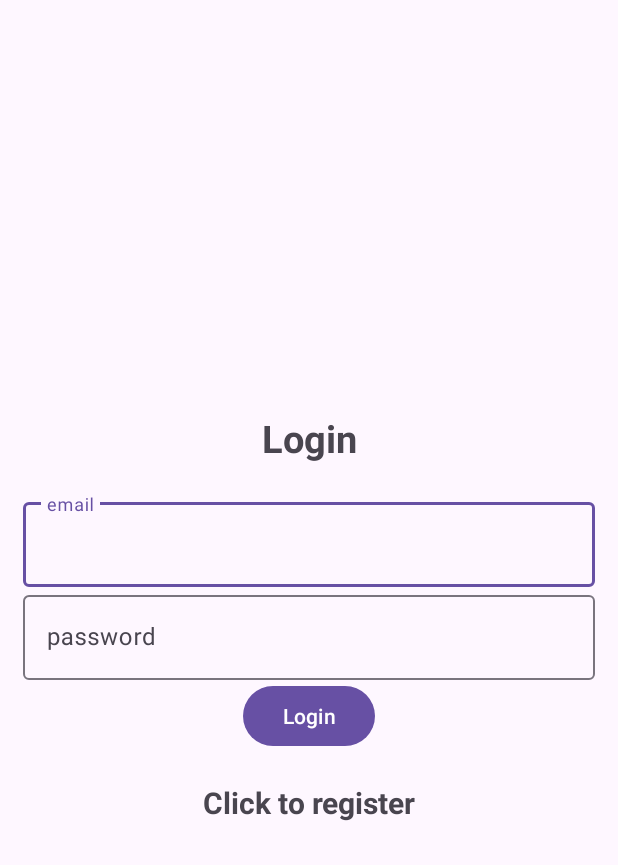
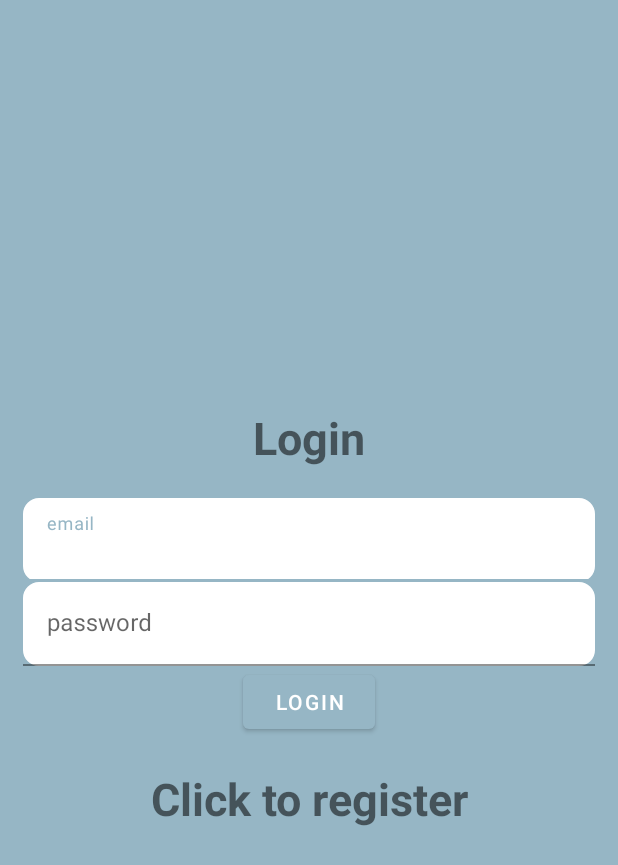
Before and after one commit to sp0603/Book-It, an Android app: the screen it shows after launch (LoginActivity), on a phone screen of 412 x 824 dp. Shown: the top 865 px of the screen. Run offline under Robolectric (Android 15) with nearby library versions, the phone set to English and light mode, and no system bars; our stand-ins replace Firebase (no records; nobody signed in at launch, a user with empty details on screens opened directly).

Commit message:
previous commit didn't change anything, must have done something wrong

```diff
--- a/app/src/main/res/drawable/edit_text_rounded_corner.xml
+++ b/app/src/main/res/drawable/edit_text_rounded_corner.xml
@@ -1,4 +1,7 @@
 <?xml version="1.0" encoding="utf-8"?>
-<shape xmlns:android="http://schemas.android.com/apk/res/android">
+<shape android:shape="rectangle" xmlns:android="http://schemas.android.com/apk/res/android">
 
+    <stroke android:width="1dp" android:color="@color/white"/>
+    <corners android:radius="10dp"/>
+    <solid android:color="@color/white"/>
 </shape>
--- a/app/src/main/res/layout/activity_login.xml
+++ b/app/src/main/res/layout/activity_login.xml
@@ -7,11 +7,13 @@
     android:gravity="center"
     android:layout_height="match_parent"
     android:padding="15dp"
+    android:theme="@style/Theme.Scheduling"
+    android:background="@color/my_primary"
     tools:context=".LoginActivity">
 
     <TextView
         android:text="@string/login"
-        android:textSize="25sp"
+        android:textSize="30sp"
         android:textStyle="bold"
         android:gravity="center"
         android:layout_marginBottom="20dp"
@@ -26,7 +28,8 @@
             android:id="@+id/email"
             android:hint="@string/email"
             android:layout_width="match_parent"
-            android:layout_height="wrap_content" />
+            android:layout_height="wrap_content"
+            android:background="@drawable/edit_text_rounded_corner"/>
     </com.google.android.material.textfield.TextInputLayout>
 
     <com.google.android.material.textfield.TextInputLayout
@@ -37,7 +40,8 @@
             android:id="@+id/password"
             android:hint= "@string/password"
             android:layout_width="match_parent"
-            android:layout_height="wrap_content" />
+            android:layout_height="wrap_content"
+            android:background="@drawable/edit_text_rounded_corner"/>
     </com.google.android.material.textfield.TextInputLayout>
 
     <ProgressBar
@@ -54,7 +58,7 @@
 
     <TextView
         android:textStyle="bold"
-        android:textSize="20sp"
+        android:textSize="30sp"
         android:gravity="center"
         android:layout_marginTop="20dp"
         android:id="@+id/registerNow"
```
